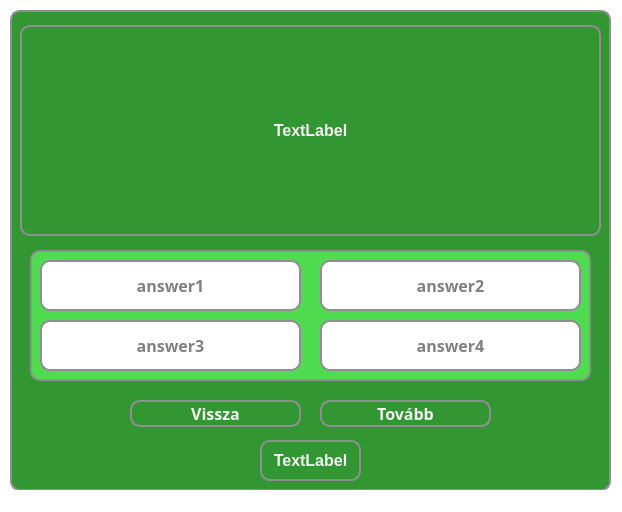
pkristof1999/Szakdolgozat, file src/main/resources/ui/green/greenQuizScreen.ui: the form before one commit.
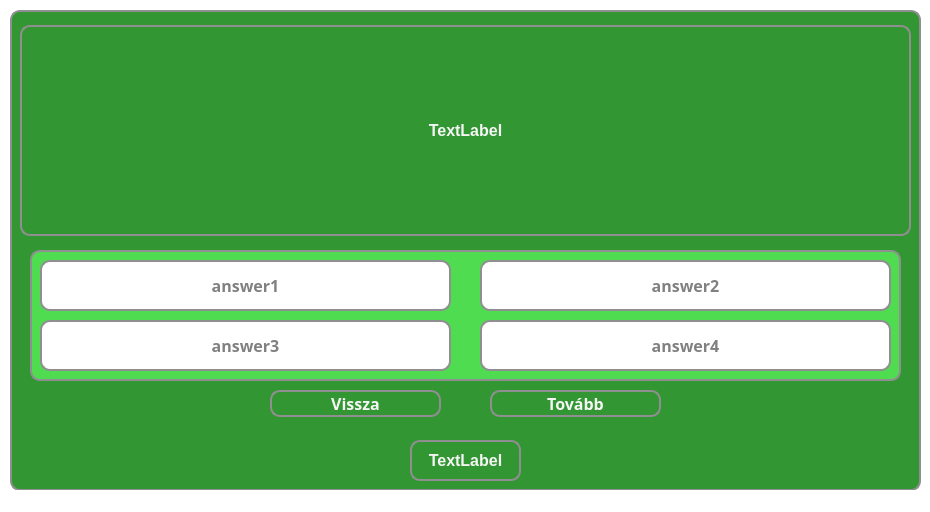
The form after the commit.

The edit to the form file:
```diff
--- a/src/main/resources/ui/green/greenQuizScreen.ui
+++ b/src/main/resources/ui/green/greenQuizScreen.ui
@@ -6,7 +6,7 @@
    <rect>
     <x>0</x>
     <y>0</y>
-    <width>622</width>
+    <width>930</width>
     <height>512</height>
    </rect>
   </property>
@@ -24,7 +24,7 @@
      <rect>
       <x>10</x>
       <y>10</y>
-      <width>601</width>
+      <width>911</width>
       <height>481</height>
      </rect>
     </property>
@@ -43,7 +43,7 @@
       <rect>
        <x>20</x>
        <y>240</y>
-       <width>561</width>
+       <width>871</width>
        <height>131</height>
       </rect>
      </property>
@@ -60,9 +60,9 @@
      <widget class="QPushButton" name="answer2Button">
       <property name="geometry">
        <rect>
-        <x>290</x>
+        <x>450</x>
         <y>10</y>
-        <width>261</width>
+        <width>411</width>
         <height>51</height>
        </rect>
       </property>
@@ -96,7 +96,7 @@
        <rect>
         <x>10</x>
         <y>10</y>
-        <width>261</width>
+        <width>411</width>
         <height>51</height>
        </rect>
       </property>
@@ -130,7 +130,7 @@
        <rect>
         <x>10</x>
         <y>70</y>
-        <width>261</width>
+        <width>411</width>
         <height>51</height>
        </rect>
       </property>
@@ -162,9 +162,9 @@
      <widget class="QPushButton" name="answer4Button">
       <property name="geometry">
        <rect>
-        <x>290</x>
+        <x>450</x>
         <y>70</y>
-        <width>261</width>
+        <width>411</width>
         <height>51</height>
        </rect>
       </property>
@@ -197,8 +197,8 @@
     <widget class="QPushButton" name="backButton">
      <property name="geometry">
       <rect>
-       <x>120</x>
-       <y>390</y>
+       <x>260</x>
+       <y>380</y>
        <width>171</width>
        <height>27</height>
       </rect>
@@ -228,8 +228,8 @@
     <widget class="QPushButton" name="nextButton">
      <property name="geometry">
       <rect>
-       <x>310</x>
-       <y>390</y>
+       <x>480</x>
+       <y>380</y>
        <width>171</width>
        <height>27</height>
       </rect>
@@ -261,7 +261,7 @@
       <rect>
        <x>10</x>
        <y>15</y>
-       <width>581</width>
+       <width>891</width>
        <height>211</height>
       </rect>
      </property>
@@ -280,9 +280,9 @@
     <widget class="QLabel" name="timerLabel">
      <property name="geometry">
       <rect>
-       <x>250</x>
+       <x>400</x>
        <y>430</y>
-       <width>101</width>
+       <width>111</width>
        <height>41</height>
       </rect>
      </property>
```
